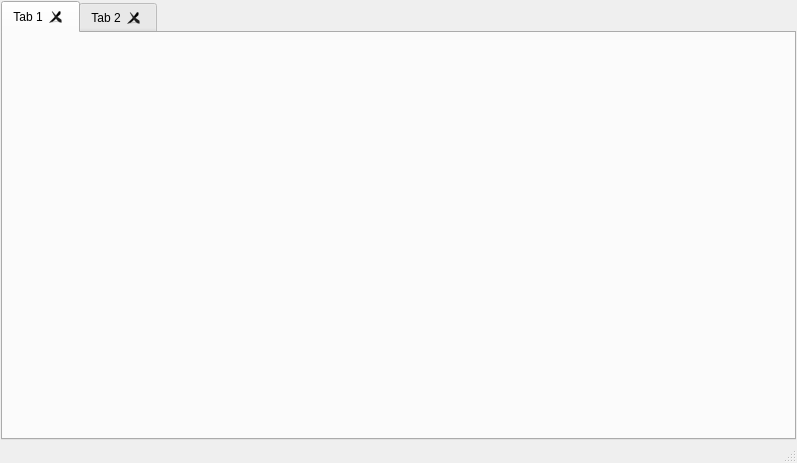
AndreaIdini/QSciTE, file resources/QSciTE.ui: the form before one commit.
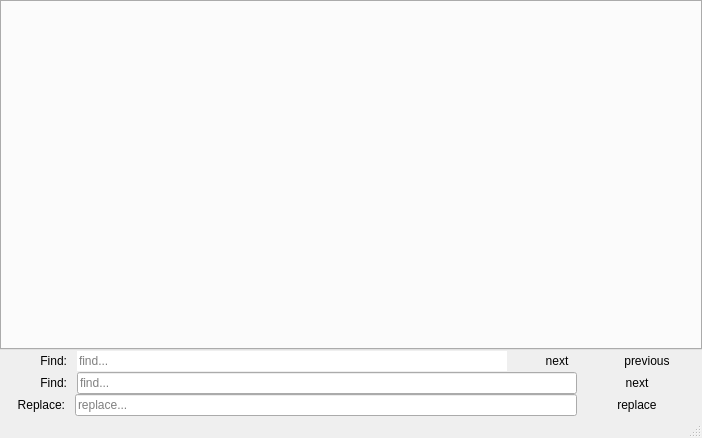
The form after the commit.

Commit message:
[NEW] Added Find/Replace feature and basic C++ lexer functionality
 - This is mostly a Work in Progress commit for lexer functionality.

Diff of the .ui file:
```diff
--- a/resources/QSciTE.ui
+++ b/resources/QSciTE.ui
@@ -6,17 +6,26 @@
    <rect>
     <x>0</x>
     <y>0</y>
-    <width>797</width>
-    <height>463</height>
+    <width>702</width>
+    <height>438</height>
    </rect>
   </property>
   <property name="windowTitle">
    <string>QSciTE</string>
   </property>
   <widget class="QWidget" name="centralwidget">
-   <layout class="QHBoxLayout" name="horizontalLayout">
+   <property name="focusPolicy">
+    <enum>Qt::NoFocus</enum>
+   </property>
+   <property name="acceptDrops">
+    <bool>false</bool>
+   </property>
+   <layout class="QVBoxLayout" name="verticalLayout">
+    <property name="spacing">
+     <number>0</number>
+    </property>
     <property name="margin">
-     <number>1</number>
+     <number>0</number>
     </property>
     <item>
      <widget class="QTabWidget" name="tabBar">
@@ -24,7 +33,7 @@
        <enum>QTabWidget::North</enum>
       </property>
       <property name="tabShape">
-       <enum>QTabWidget::Rounded</enum>
+       <enum>QTabWidget::Triangular</enum>
       </property>
       <property name="elideMode">
        <enum>Qt::ElideRight</enum>
@@ -38,19 +47,460 @@
       <property name="movable">
        <bool>true</bool>
       </property>
-      <widget class="QWidget" name="tab">
-       <property name="enabled">
-        <bool>true</bool>
+     </widget>
+    </item>
+    <item>
+     <widget class="QFrame" name="searchFrame">
+      <property name="enabled">
+       <bool>true</bool>
+      </property>
+      <property name="frameShape">
+       <enum>QFrame::NoFrame</enum>
+      </property>
+      <property name="frameShadow">
+       <enum>QFrame::Plain</enum>
+      </property>
+      <property name="lineWidth">
+       <number>0</number>
+      </property>
+      <layout class="QHBoxLayout" name="horizontalLayout">
+       <property name="spacing">
+        <number>0</number>
        </property>
-       <attribute name="title">
-        <string>Tab 1</string>
-       </attribute>
-      </widget>
-      <widget class="QWidget" name="tab_2">
-       <attribute name="title">
-        <string>Tab 2</string>
-       </attribute>
-      </widget>
+       <property name="leftMargin">
+        <number>5</number>
+       </property>
+       <property name="topMargin">
+        <number>0</number>
+       </property>
+       <property name="rightMargin">
+        <number>5</number>
+       </property>
+       <property name="bottomMargin">
+        <number>0</number>
+       </property>
+       <item>
+        <spacer name="horizontalSpacer_13">
+         <property name="orientation">
+          <enum>Qt::Horizontal</enum>
+         </property>
+         <property name="sizeType">
+          <enum>QSizePolicy::Maximum</enum>
+         </property>
+         <property name="sizeHint" stdset="0">
+          <size>
+           <width>10</width>
+           <height>10</height>
+          </size>
+         </property>
+        </spacer>
+       </item>
+       <item>
+        <widget class="QLabel" name="label">
+         <property name="sizePolicy">
+          <sizepolicy hsizetype="Fixed" vsizetype="Preferred">
+           <horstretch>0</horstretch>
+           <verstretch>0</verstretch>
+          </sizepolicy>
+         </property>
+         <property name="minimumSize">
+          <size>
+           <width>52</width>
+           <height>0</height>
+          </size>
+         </property>
+         <property name="text">
+          <string>Find:</string>
+         </property>
+         <property name="alignment">
+          <set>Qt::AlignRight|Qt::AlignTrailing|Qt::AlignVCenter</set>
+         </property>
+        </widget>
+       </item>
+       <item>
+        <spacer name="horizontalSpacer_3">
+         <property name="orientation">
+          <enum>Qt::Horizontal</enum>
+         </property>
+         <property name="sizeType">
+          <enum>QSizePolicy::Fixed</enum>
+         </property>
+         <property name="sizeHint" stdset="0">
+          <size>
+           <width>10</width>
+           <height>10</height>
+          </size>
+         </property>
+        </spacer>
+       </item>
+       <item>
+        <widget class="QLineEdit" name="searchField">
+         <property name="autoFillBackground">
+          <bool>false</bool>
+         </property>
+         <property name="frame">
+          <bool>false</bool>
+         </property>
+         <property name="placeholderText">
+          <string>find...</string>
+         </property>
+        </widget>
+       </item>
+       <item>
+        <spacer name="horizontalSpacer">
+         <property name="orientation">
+          <enum>Qt::Horizontal</enum>
+         </property>
+         <property name="sizeType">
+          <enum>QSizePolicy::Fixed</enum>
+         </property>
+         <property name="sizeHint" stdset="0">
+          <size>
+           <width>10</width>
+           <height>10</height>
+          </size>
+         </property>
+        </spacer>
+       </item>
+       <item>
+        <widget class="QPushButton" name="nextButton">
+         <property name="focusPolicy">
+          <enum>Qt::NoFocus</enum>
+         </property>
+         <property name="text">
+          <string>next</string>
+         </property>
+         <property name="flat">
+          <bool>true</bool>
+         </property>
+        </widget>
+       </item>
+       <item>
+        <spacer name="horizontalSpacer_2">
+         <property name="orientation">
+          <enum>Qt::Horizontal</enum>
+         </property>
+         <property name="sizeType">
+          <enum>QSizePolicy::Fixed</enum>
+         </property>
+         <property name="sizeHint" stdset="0">
+          <size>
+           <width>10</width>
+           <height>10</height>
+          </size>
+         </property>
+        </spacer>
+       </item>
+       <item>
+        <widget class="QPushButton" name="previousButton">
+         <property name="text">
+          <string>previous</string>
+         </property>
+         <property name="flat">
+          <bool>true</bool>
+         </property>
+        </widget>
+       </item>
+       <item>
+        <spacer name="horizontalSpacer_4">
+         <property name="orientation">
+          <enum>Qt::Horizontal</enum>
+         </property>
+         <property name="sizeType">
+          <enum>QSizePolicy::Fixed</enum>
+         </property>
+         <property name="sizeHint" stdset="0">
+          <size>
+           <width>10</width>
+           <height>10</height>
+          </size>
+         </property>
+        </spacer>
+       </item>
+      </layout>
+     </widget>
+    </item>
+    <item>
+     <widget class="QFrame" name="replaceFrame">
+      <property name="frameShape">
+       <enum>QFrame::NoFrame</enum>
+      </property>
+      <property name="frameShadow">
+       <enum>QFrame::Plain</enum>
+      </property>
+      <property name="lineWidth">
+       <number>0</number>
+      </property>
+      <layout class="QVBoxLayout" name="verticalLayout_3">
+       <property name="spacing">
+        <number>0</number>
+       </property>
+       <property name="leftMargin">
+        <number>5</number>
+       </property>
+       <property name="topMargin">
+        <number>0</number>
+       </property>
+       <property name="rightMargin">
+        <number>5</number>
+       </property>
+       <property name="bottomMargin">
+        <number>0</number>
+       </property>
+       <item>
+        <layout class="QHBoxLayout" name="horizontalLayout_2">
+         <item>
+          <spacer name="horizontalSpacer_11">
+           <property name="orientation">
+            <enum>Qt::Horizontal</enum>
+           </property>
+           <property name="sizeType">
+            <enum>QSizePolicy::Fixed</enum>
+           </property>
+           <property name="sizeHint" stdset="0">
+            <size>
+             <width>10</width>
+             <height>10</height>
+            </size>
+           </property>
+          </spacer>
+         </item>
+         <item>
+          <widget class="QLabel" name="replaceFindLabel">
+           <property name="sizePolicy">
+            <sizepolicy hsizetype="Fixed" vsizetype="Preferred">
+             <horstretch>0</horstretch>
+             <verstretch>0</verstretch>
+            </sizepolicy>
+           </property>
+           <property name="minimumSize">
+            <size>
+             <width>52</width>
+             <height>0</height>
+            </size>
+           </property>
+           <property name="layoutDirection">
+            <enum>Qt::LeftToRight</enum>
+           </property>
+           <property name="text">
+            <string>Find:</string>
+           </property>
+           <property name="alignment">
+            <set>Qt::AlignRight|Qt::AlignTrailing|Qt::AlignVCenter</set>
+           </property>
+          </widget>
+         </item>
+         <item>
+          <spacer name="horizontalSpacer_5">
+           <property name="orientation">
+            <enum>Qt::Horizontal</enum>
+           </property>
+           <property name="sizeType">
+            <enum>QSizePolicy::Fixed</enum>
+           </property>
+           <property name="sizeHint" stdset="0">
+            <size>
+             <width>10</width>
+             <height>10</height>
+            </size>
+           </property>
+          </spacer>
+         </item>
+         <item>
+          <widget class="QLineEdit" name="replaceSearchField">
+           <property name="placeholderText">
+            <string>find...</string>
+           </property>
+          </widget>
+         </item>
+         <item>
+          <spacer name="horizontalSpacer_6">
+           <property name="orientation">
+            <enum>Qt::Horizontal</enum>
+           </property>
+           <property name="sizeType">
+            <enum>QSizePolicy::Fixed</enum>
+           </property>
+           <property name="sizeHint" stdset="0">
+            <size>
+             <width>10</width>
+             <height>10</height>
+            </size>
+           </property>
+          </spacer>
+         </item>
+         <item>
+          <widget class="QPushButton" name="replaceNextButton">
+           <property name="sizePolicy">
+            <sizepolicy hsizetype="Fixed" vsizetype="Fixed">
+             <horstretch>0</horstretch>
+             <verstretch>0</verstretch>
+            </sizepolicy>
+           </property>
+           <property name="minimumSize">
+            <size>
+             <width>100</width>
+             <height>0</height>
+            </size>
+           </property>
+           <property name="baseSize">
+            <size>
+             <width>0</width>
+             <height>0</height>
+            </size>
+           </property>
+           <property name="focusPolicy">
+            <enum>Qt::NoFocus</enum>
+           </property>
+           <property name="text">
+            <string>next</string>
+           </property>
+           <property name="flat">
+            <bool>true</bool>
+           </property>
+          </widget>
+         </item>
+         <item>
+          <spacer name="horizontalSpacer_9">
+           <property name="orientation">
+            <enum>Qt::Horizontal</enum>
+           </property>
+           <property name="sizeType">
+            <enum>QSizePolicy::Minimum</enum>
+           </property>
+           <property name="sizeHint" stdset="0">
+            <size>
+             <width>10</width>
+             <height>10</height>
+            </size>
+           </property>
+          </spacer>
+         </item>
+        </layout>
+       </item>
+       <item>
+        <layout class="QHBoxLayout" name="horizontalLayout_3">
+         <item>
+          <spacer name="horizontalSpacer_12">
+           <property name="orientation">
+            <enum>Qt::Horizontal</enum>
+           </property>
+           <property name="sizeType">
+            <enum>QSizePolicy::Fixed</enum>
+           </property>
+           <property name="sizeHint" stdset="0">
+            <size>
+             <width>10</width>
+             <height>10</height>
+            </size>
+           </property>
+          </spacer>
+         </item>
+         <item>
+          <widget class="QLabel" name="replaceLabel">
+           <property name="sizePolicy">
+            <sizepolicy hsizetype="Fixed" vsizetype="Preferred">
+             <horstretch>0</horstretch>
+             <verstretch>0</verstretch>
+            </sizepolicy>
+           </property>
+           <property name="minimumSize">
+            <size>
+             <width>50</width>
+             <height>0</height>
+            </size>
+           </property>
+           <property name="text">
+            <string>Replace:</string>
+           </property>
+           <property name="alignment">
+            <set>Qt::AlignRight|Qt::AlignTrailing|Qt::AlignVCenter</set>
+           </property>
+          </widget>
+         </item>
+         <item>
+          <spacer name="horizontalSpacer_7">
+           <property name="orientation">
+            <enum>Qt::Horizontal</enum>
+           </property>
+           <property name="sizeType">
+            <enum>QSizePolicy::Fixed</enum>
+           </property>
+           <property name="sizeHint" stdset="0">
+            <size>
+             <width>10</width>
+             <height>10</height>
+            </size>
+           </property>
+          </spacer>
+         </item>
+         <item>
+          <widget class="QLineEdit" name="replaceField">
+           <property name="placeholderText">
+            <string>replace...</string>
+           </property>
+          </widget>
+         </item>
+         <item>
+          <spacer name="horizontalSpacer_8">
+           <property name="orientation">
+            <enum>Qt::Horizontal</enum>
+           </property>
+           <property name="sizeType">
+            <enum>QSizePolicy::Fixed</enum>
+           </property>
+           <property name="sizeHint" stdset="0">
+            <size>
+             <width>10</width>
+             <height>10</height>
+            </size>
+           </property>
+          </spacer>
+         </item>
+         <item>
+          <widget class="QPushButton" name="replaceButton">
+           <property name="sizePolicy">
+            <sizepolicy hsizetype="Fixed" vsizetype="Fixed">
+             <horstretch>0</horstretch>
+             <verstretch>0</verstretch>
+            </sizepolicy>
+           </property>
+           <property name="minimumSize">
+            <size>
+             <width>100</width>
+             <height>0</height>
+            </size>
+           </property>
+           <property name="focusPolicy">
+            <enum>Qt::NoFocus</enum>
+           </property>
+           <property name="text">
+            <string>replace</string>
+           </property>
+           <property name="flat">
+            <bool>true</bool>
+           </property>
+          </widget>
+         </item>
+         <item>
+          <spacer name="horizontalSpacer_10">
+           <property name="orientation">
+            <enum>Qt::Horizontal</enum>
+           </property>
+           <property name="sizeType">
+            <enum>QSizePolicy::Fixed</enum>
+           </property>
+           <property name="sizeHint" stdset="0">
+            <size>
+             <width>10</width>
+             <height>10</height>
+            </size>
+           </property>
+          </spacer>
+         </item>
+        </layout>
+       </item>
+      </layout>
      </widget>
     </item>
    </layout>
```
Left out of the diff: 62 changed lines with no effect on the pictures. The commit also changes 10 other files.
